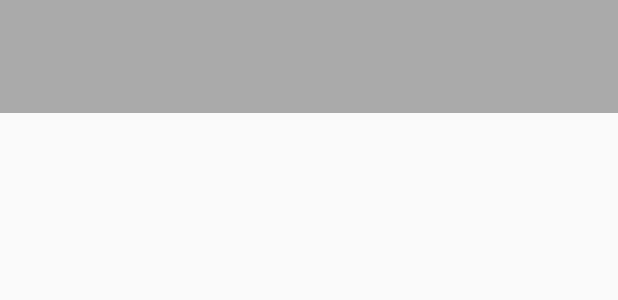
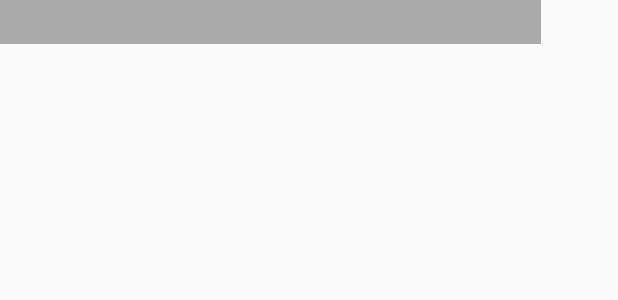
Before and after one commit to eurozulu/cockpit, an Android app: the layout fragment1_dash.xml on its own in the app's theme, with its tools: preview values and no code run, on a phone screen of 412 x 824 dp. Shown: the top 300 px of the screen. Run offline under Robolectric (Android 15) with nearby library versions, the phone set to English and light mode, and no system bars.

Commit message:
Tidied up views, more independant from event framework.
Added GPS eventFactory

```diff
--- a/app/src/main/AndroidManifest.xml
+++ b/app/src/main/AndroidManifest.xml
@@ -1,6 +1,9 @@
 <?xml version="1.0" encoding="utf-8"?>
 <manifest xmlns:android="http://schemas.android.com/apk/res/android"
     package="org.spoofer.cockpit">
+
+    <uses-permission android:name="android.permission.ACCESS_FINE_LOCATION" />
+    <uses-permission android:name="android.permission.ACCESS_COARSE_LOCATION" />
 
     <application
         android:allowBackup="true"
--- a/app/src/main/java/org/spoofer/cockpit/events/EventManager.java
+++ b/app/src/main/java/org/spoofer/cockpit/events/EventManager.java
@@ -21,7 +21,8 @@ public class EventManager {
     public EventManager(Context context) {
         super();
         factories = new EventFactory[]{
-                new AndroidSensorFactory(context)
+                new AndroidSensorFactory(context),
+                new AndroidGPSFactory(context),
         };
     }
 
--- /dev/null
+++ b/app/src/main/java/org/spoofer/cockpit/views/BaseLevelView.java
@@ -0,0 +1,147 @@
+package org.spoofer.cockpit.views;
+
+import android.content.Context;
+import android.content.res.TypedArray;
+import android.os.Parcel;
+import android.os.Parcelable;
+import android.util.AttributeSet;
+import android.view.View;
+import android.widget.PopupMenu;
+
+import androidx.annotation.Nullable;
+
+import org.spoofer.cockpit.R;
+
+import java.io.Serializable;
+
+// LevelView is a base class for custom views using the 'setLevel' interface
+public class BaseLevelView extends View implements LevelView {
+    protected static final int MAX_LEVEL_VALUE = 10000;
+
+    private float level;
+    protected Autorange autoRange;
+
+    public BaseLevelView(Context context, @Nullable AttributeSet attrs) {
+        this(context, attrs, 0);
+    }
+
+    public BaseLevelView(Context context, @Nullable AttributeSet attrs, int defStyleAttr) {
+        this(context, attrs, defStyleAttr, 0);
+    }
+
+    public BaseLevelView(Context context, @Nullable AttributeSet attrs, int defStyleAttr, int defStyleRes) {
+        super(context, attrs, defStyleAttr, defStyleRes);
+
+        TypedArray ta = context.getTheme().obtainStyledAttributes(attrs, R.styleable.LevelView, defStyleAttr, defStyleRes);
+        try {
+            setLevel(ta.getFloat(R.styleable.LevelView_level, 0f));
+            setRange(ta.getInt(R.styleable.LevelView_range, 0));
+        } finally {
+            ta.recycle();
+        }
+
+        setOnLongClickListener(v -> {
+            boolean isLevelView = v instanceof LevelView;
+            if (!isLevelView)
+                return false;
+            PopupMenu popupMenu = new PopupMenu(getContext(), v);
+            popupMenu.getMenuInflater().inflate(R.menu.menu_popup, popupMenu.getMenu());
+            popupMenu.setOnMenuItemClickListener(item -> {
+                switch (item.getItemId()) {
+                    case R.id.popup_recalibrate:
+                        ((LevelView) v).setRange(0);
+                        return true;
+                    default:
+                        return false;
+                }
+            });
+            popupMenu.show();
+            return true;
+        });
+    }
+
+    public float getLevel() {
+        return level;
+    }
+
+    public boolean setLevel(float level) {
+        boolean changed = this.level != level;
+        if (changed) {
+            autoRange.setRange(level);
+            float from = this.level;
+            this.level = level;
+            onLevelChanged(from, level);
+        }
+        return changed;
+    }
+
+    @Override
+    public float getRange() {
+        return autoRange.getRange();
+    }
+
+    @Override
+    public void setRange(float range) {
+        autoRange = new Autorange();
+        if (range != 0)
+            autoRange.setFixedRange(range);
+    }
+
+    protected void onLevelChanged(float fromLevel, float toLevel) {
+        invalidate();
+    }
+
+
+    @Nullable
+    @Override
+    protected Parcelable onSaveInstanceState() {
+        Parcelable superState = super.onSaveInstanceState();
+        // wrap up superstate in our own state
+        SavedState ss = new SavedState(superState);
+        ss.level = getLevel();
+        ss.autoRange = autoRange;
+        return ss;
+    }
+
+    @Override
+    protected void onRestoreInstanceState(Parcelable state) {
+        SavedState ss = (SavedState) state;
+        super.onRestoreInstanceState(ss.getSuperState());
+        level = ss.level;
+        autoRange = (Autorange) ss.autoRange;
+    }
+
+    private static class SavedState extends BaseSavedState {
+        float level;
+        Serializable autoRange;
+
+        SavedState(Parcelable superState) {
+            super(superState);
+        }
+
+        private SavedState(Parcel in) {
+            super(in);
+            level = in.readFloat();
+            autoRange = in.readSerializable();
+        }
+
+        @Override
+        public void writeToParcel(Parcel out, int flags) {
+            super.writeToParcel(out, flags);
+            out.writeFloat(level);
+            out.writeSerializable(autoRange);
+        }
+
+        public static final Creator<SavedState> CREATOR
+                = new Creator<SavedState>() {
+            public SavedState createFromParcel(Parcel in) {
+                return new BaseLevelView.SavedState(in);
+            }
+
+            public SavedState[] newArray(int size) {
+                return new SavedState[size];
+            }
+        };
+    }
+
+}
--- a/app/src/main/java/org/spoofer/cockpit/views/DigiMeter.java
+++ b/app/src/main/java/org/spoofer/cockpit/views/DigiMeter.java
@@ -5,31 +5,23 @@ import android.content.res.TypedArray;
 import android.graphics.Canvas;
 import android.graphics.Color;
 import android.graphics.Paint;
-import android.os.Parcel;
-import android.os.Parcelable;
 import android.util.AttributeSet;
-import android.view.View;
-import android.widget.PopupMenu;
 
 import androidx.annotation.ColorInt;
 import androidx.annotation.Nullable;
 
 import org.spoofer.cockpit.R;
 
-import java.io.Serializable;
-
-public class DigiMeter extends View implements LevelView {
+public class DigiMeter extends BaseLevelView {
 
     @ColorInt
     private static final int DEFAULT_COLOUR = Color.BLUE;
     private static final int DEFAULT_SEGMENT_COUNT = 10;
 
-    private transient float level;
-    private Autorange autoRange;
-
     private int zeroOffset;
     private boolean isHorizontal;
     private boolean isInverted;
+    private boolean showLimits;
 
     private int segmentCount;
 
@@ -57,9 +49,6 @@ public class DigiMeter extends View implements LevelView {
         TypedArray taSegment = context.getTheme().obtainStyledAttributes(attrs, R.styleable.DigiMeter,
                 defStyleAttr, defStyleRes);
         try {
-            setLevel(taSegment.getFloat(R.styleable.DigiMeter_level, 0));
-            setRange(taSegment.getInt(R.styleable.DigiMeter_range, 0));
-
             setZeroOffset(taSegment.getInt(R.styleable.DigiMeter_zeroOffset, 0));
             setSegmentCount(taSegment.getInt(R.styleable.DigiMeter_segmentCount, DEFAULT_SEGMENT_COUNT));
 
@@ -68,29 +57,11 @@ public class DigiMeter extends View implements LevelView {
 
             isHorizontal = taSegment.getBoolean(R.styleable.DigiMeter_orientation, false);
             isInverted = taSegment.getBoolean(R.styleable.DigiMeter_invertAxes, false);
+            showLimits = taSegment.getBoolean(R.styleable.DigiMeter_showLimits, false);
 
         } finally {
             taSegment.recycle();
         }
-
-        setOnLongClickListener(v -> {
-            boolean isLevelView = v instanceof LevelView;
-            if (!isLevelView)
-                return false;
-            PopupMenu popupMenu = new PopupMenu(getContext(), v);
-            popupMenu.getMenuInflater().inflate(R.menu.menu_popup, popupMenu.getMenu());
-            popupMenu.setOnMenuItemClickListener(item -> {
-                switch (item.getItemId()) {
-                    case R.id.popup_recalibrate:
-                        ((LevelView) v).setRange(0);
-                        return true;
-                    default:
-                        return false;
-                }
-            });
-            popupMenu.show();
-            return true;
-        });
     }
 
     public int getSegmentCount() {
@@ -123,38 +94,6 @@ public class DigiMeter extends View implements LevelView {
 
     public void setZeroOffset(int zeroOffset) {
         this.zeroOffset = zeroOffset;
-    }
-
-    @Override
-    public void setRange(float range) {
-        autoRange = new Autorange();
-        if (range != 0) {
-            autoRange.setFixedRange(range);
-        }
-    }
-
-    @Override
-    public float getRange() {
-        return autoRange.getRange();
-    }
-
-
-    @Override
-    public float getLevel() {
-        return level;
-    }
-
-    @Override
-    public boolean setLevel(float level) {
-        boolean changed = false;
-
-        if (this.level != level) {
-            changed = true;
-            autoRange.setRange(level);
-            this.level = level;
-            invalidate();
-        }
-        return changed;
     }
 
     @Override
@@ -194,6 +133,18 @@ public class DigiMeter extends View implements LevelView {
             canvas.drawLine(x, start, x, end, paint);
             x += inc;
         }
+
+        if (showLimits) {
+            paint.setColor(color);
+            segsToPaint = (int) (Math.abs(autoRange.getUpperLimit()) / segmentWidth);
+            x = segsToPaint * segmentWidth;
+            canvas.drawLine(x, start, x, end, paint);
+
+            paint.setColor(colorNegative);
+            segsToPaint = (int) (Math.abs(autoRange.getLowerLimit()) / segmentWidth);
+            x = segsToPaint * segmentWidth;
+            canvas.drawLine(x, start, x, end, paint);
+        }
     }
 
     private void drawVertical(Canvas canvas) {
@@ -224,57 +175,4 @@ public class DigiMeter extends View implements LevelView {
     }
 
 
-    @Nullable
-    @Override
-    protected Parcelable onSaveInstanceState() {
-        Parcelable superState = super.onSaveInstanceState();
-        // wrap up superstate in our own state
-        SavedState ss = new SavedState(superState);
-        ss.level = getLevel();
-        ss.autoRange = autoRange;
-
-        return ss;
-    }
-
-    @Override
-    protected void onRestoreInstanceState(Parcelable state) {
-        SavedState ss = (SavedState) state;
-
-        super.onRestoreInstanceState(ss.getSuperState());
-        level = ss.level;
-        autoRange = (Autorange) ss.autoRange;
-    }
-
-    private static class SavedState extends BaseSavedState {
-        float level;
-        Serializable autoRange;
-
-        SavedState(Parcelable superState) {
-            super(superState);
-        }
-
-        private SavedState(Parcel in) {
-            super(in);
-            level = in.readFloat();
-            autoRange = in.readSerializable();
-        }
-
-        @Override
-        public void writeToParcel(Parcel out, int flags) {
-            super.writeToParcel(out, flags);
-            out.writeFloat(level);
-            out.writeSerializable(autoRange);
-        }
-
-        public static final Creator<SavedState> CREATOR
-                = new Creator<DigiMeter.SavedState>() {
-            public DigiMeter.SavedState createFromParcel(Parcel in) {
-                return new DigiMeter.SavedState(in);
-            }
-
-            public DigiMeter.SavedState[] newArray(int size) {
-                return new DigiMeter.SavedState[size];
-            }
-        };
-    }
 }
--- a/app/src/main/res/layout/fragment1_dash.xml
+++ b/app/src/main/res/layout/fragment1_dash.xml
@@ -1,7 +1,7 @@
 <?xml version="1.0" encoding="utf-8"?>
 <LinearLayout xmlns:android="http://schemas.android.com/apk/res/android"
+    xmlns:sensorview="http://schemas.android.com/apk/res-auto"
     xmlns:digimeter="http://schemas.android.com/apk/res-auto"
-    xmlns:sensorview="http://schemas.android.com/apk/res-auto"
     xmlns:tools="http://schemas.android.com/tools"
     android:layout_width="match_parent"
     android:layout_height="match_parent"
@@ -9,65 +9,53 @@
     tools:context=".DashFragment">
 
     <org.spoofer.cockpit.views.SensorViewGroup
+        android:id="@+id/text_values"
+        android:layout_width="match_parent"
+        android:layout_height="wrap_content"
+        android:layout_weight="0"
+        android:orientation="horizontal"
+        sensorview:sensorName="gps_speed"
+        sensorview:valueRef_0="@id/text0"
+        sensorview:valueRef_1="@id/text1">
+
+        <TextView
+            android:id="@+id/text0"
+            android:layout_width="match_parent"
+            android:layout_height="wrap_content"
+            android:background="@android:color/darker_gray"
+            android:layout_weight="1"
+            android:textSize="10pt" />
+
+        <TextView
+            android:id="@+id/text1"
+            android:layout_width="match_parent"
+            android:layout_height="match_parent"
+            android:layout_weight="7" />
+
+    </org.spoofer.cockpit.views.SensorViewGroup>
+
+    <org.spoofer.cockpit.views.SensorViewGroup
         android:id="@+id/meter_values"
         android:layout_width="match_parent"
         android:layout_height="wrap_content"
-        android:layout_weight="10"
-        android:orientation="vertical"
-        sensorview:sensorName="MMC3416PJ Magnetometer"
-        sensorview:valueRef_0="@id/meter0"
-        sensorview:valueRef_1="@id/meter1"
-        sensorview:valueRef_2="@id/meter2">
+        android:orientation="horizontal"
+        android:layout_weight="1"
+        sensorview:sensorName="gps_speed"
+        sensorview:valueRef_0="@id/meter0">
 
         <org.spoofer.cockpit.views.DigiMeter
             android:id="@+id/meter0"
             android:layout_width="match_parent"
             android:layout_height="wrap_content"
-            android:background="@android:color/darker_gray"
-            android:layout_weight="10"
-            android:minHeight="200dp"
-            digimeter:colour="@android:color/holo_red_dark"
-            digimeter:colourNegative="@android:color/holo_green_dark"
-            digimeter:invertAxes="true"
             digimeter:orientation="horizontal"
-            digimeter:range="0"
-            digimeter:segmentCount="50"
-            digimeter:level="0"
-            digimeter:zeroOffset="0" />
-
-        <LinearLayout
-            android:layout_width="match_parent"
-            android:layout_height="wrap_content"
-            android:layout_weight="1"
-            android:orientation="horizontal">
-
-            <org.spoofer.cockpit.views.DigiMeter
-                android:id="@+id/meter1"
-                android:layout_width="match_parent"
-                android:layout_height="match_parent"
-                android:layout_weight="1"
-                android:minHeight="200dp"
-                digimeter:colour="@android:color/holo_red_dark"
-                digimeter:colourNegative="@android:color/holo_green_dark"
-                digimeter:orientation="vertical"
-                digimeter:invertAxes="true"
-                digimeter:segmentCount="50"
-                digimeter:level="0" />
-
-            <org.spoofer.cockpit.views.DigiMeter
-                android:id="@+id/meter2"
-                android:layout_width="match_parent"
-                android:layout_height="match_parent"
-                android:layout_weight="1"
-                android:minHeight="200dp"
-                digimeter:colour="@android:color/holo_red_dark"
-                digimeter:colourNegative="@android:color/holo_green_dark"
-                digimeter:orientation="vertical"
-                digimeter:range="0"
-                digimeter:segmentCount="50"
-                digimeter:level="0" />
-
-        </LinearLayout>
+            digimeter:segmentCount="100"
+            digimeter:showLimits="false"
+            digimeter:colour="@android:color/holo_green_dark" />
     </org.spoofer.cockpit.views.SensorViewGroup>
 
+    <View
+        android:layout_width="match_parent"
+        android:layout_height="wrap_content"
+        android:layout_weight="1"
+        android:minHeight="200dp" />
 </LinearLayout>
--- a/app/src/main/res/values/dial_attrs.xml
+++ b/app/src/main/res/values/dial_attrs.xml
@@ -4,6 +4,9 @@
         <attr name="level" />
         <attr name="range" />
         <attr name="needleImage" format="reference" />
+        <attr name="needlePivotX" format="float" />
+        <attr name="needlePivotY" format="float" />
+        <attr name="needleOffset" format="float" />
         <attr name="startDegree" format="float" />
         <attr name="endDegree" format="float" />
         <attr name="zeroDegree" format="float" />
--- a/app/src/main/res/values/digimeter_attrs.xml
+++ b/app/src/main/res/values/digimeter_attrs.xml
@@ -11,6 +11,7 @@
             <enum name="horizontal" value="1" />
         </attr>
         <attr name="zeroOffset" format="integer" />
+        <attr name="showLimits" format="boolean" />
         <attr name="invertAxes" format="boolean" />
         <attr name="segmentCount" format="integer" />
         <attr name="colour" format="color" />
```
Also changed, not shown: app/src/main/java/org/spoofer/cockpit/DashFragment.java (+11 -10 lines), app/src/main/java/org/spoofer/cockpit/MainActivity.java (+22 -0 lines), app/src/main/java/org/spoofer/cockpit/events/AndroidGPSFactory.java (added, +202 -0 lines), app/src/main/java/org/spoofer/cockpit/views/Dialview.java (+46 -50 lines), app/src/main/res/layout/fragment3_dash.xml (+18 -11 lines).
